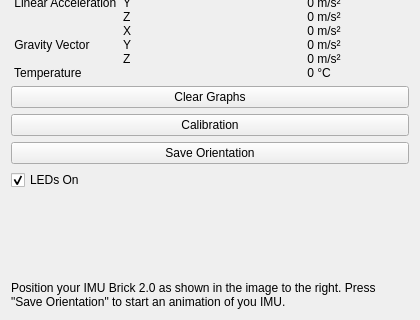
The window that src/brickv/plugin_system/plugins/imu_v2/ui/imu_v2.ui (Tinkerforge/brickv) describes before a commit, drawn with Qt 5; both pictures show x 0 to 420 and y 253 to 573 of the 420 by 573 pixel window.
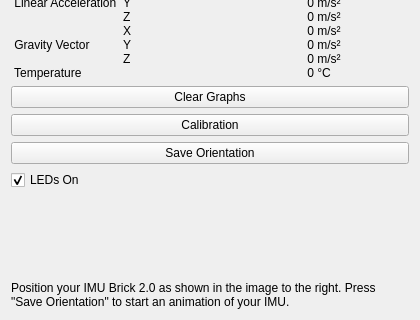
The same window after the commit.

Diff of the .ui file:
```diff
--- a/src/brickv/plugin_system/plugins/imu_v2/ui/imu_v2.ui
+++ b/src/brickv/plugin_system/plugins/imu_v2/ui/imu_v2.ui
@@ -691,7 +691,7 @@
          <item>
           <widget class="QLabel" name="orientation_label">
            <property name="text">
-            <string>Position your IMU Brick 2.0 as shown in the image to the right. Press &quot;Save Orientation&quot; to start an animation of you IMU.</string>
+            <string>Position your IMU Brick 2.0 as shown in the image to the right. Press &quot;Save Orientation&quot; to start an animation of your IMU.</string>
            </property>
            <property name="wordWrap">
             <bool>true</bool>
```
